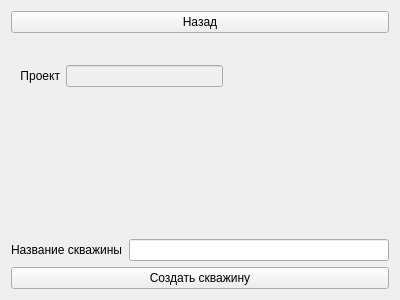
StellarCampfire/GeoPhoto, file resources/ui/NewWellForm.ui: the form before one commit.
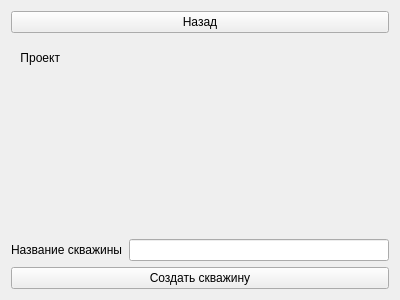
The form after the commit.

Commit message: GEOP-1 Focusable elements

The edit to the form file:
```diff
--- a/resources/ui/NewWellForm.ui
+++ b/resources/ui/NewWellForm.ui
@@ -41,15 +41,14 @@
          </layout>
         </item>
         <item>
-         <layout class="QVBoxLayout" name="verticalLayout">
-          <item>
-           <widget class="QLineEdit" name="project_name_input">
-            <property name="enabled">
-             <bool>false</bool>
-            </property>
-           </widget>
-          </item>
-         </layout>
+         <layout class="QVBoxLayout" name="verticalLayout"/>
+        </item>
+        <item>
+         <widget class="QLabel" name="project_name_label">
+          <property name="text">
+           <string/>
+          </property>
+         </widget>
         </item>
         <item>
          <spacer name="horizontalSpacer_2">
@@ -66,35 +65,22 @@
         </item>
        </layout>
       </item>
+      <item>
+       <spacer name="verticalSpacer">
+        <property name="orientation">
+         <enum>Qt::Vertical</enum>
+        </property>
+        <property name="sizeHint" stdset="0">
+         <size>
+          <width>20</width>
+          <height>40</height>
+         </size>
+        </property>
+       </spacer>
+      </item>
      </layout>
     </widget>
    </item>
-   <item>
-    <spacer name="horizontalSpacer_3">
-     <property name="orientation">
-      <enum>Qt::Horizontal</enum>
-     </property>
-     <property name="sizeHint" stdset="0">
-      <size>
-       <width>40</width>
-       <height>20</height>
-      </size>
-     </property>
-    </spacer>
-   </item>
-   <item>
-    <spacer name="horizontalSpacer">
-     <property name="orientation">
-      <enum>Qt::Horizontal</enum>
-     </property>
-     <property name="sizeHint" stdset="0">
-      <size>
-       <width>40</width>
-       <height>20</height>
-      </size>
-     </property>
-    </spacer>
-   </item>
    <item>
     <widget class="QLabel" name="error_message_label">
      <property name="text">
```
The commit also changes 2 other files.
